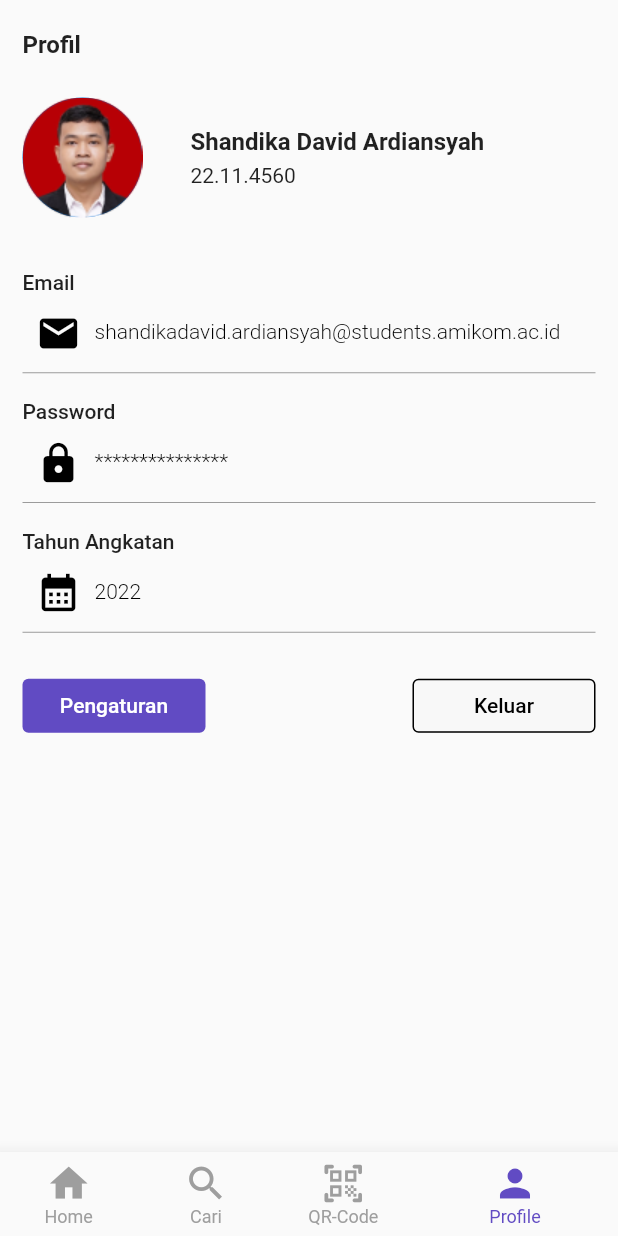
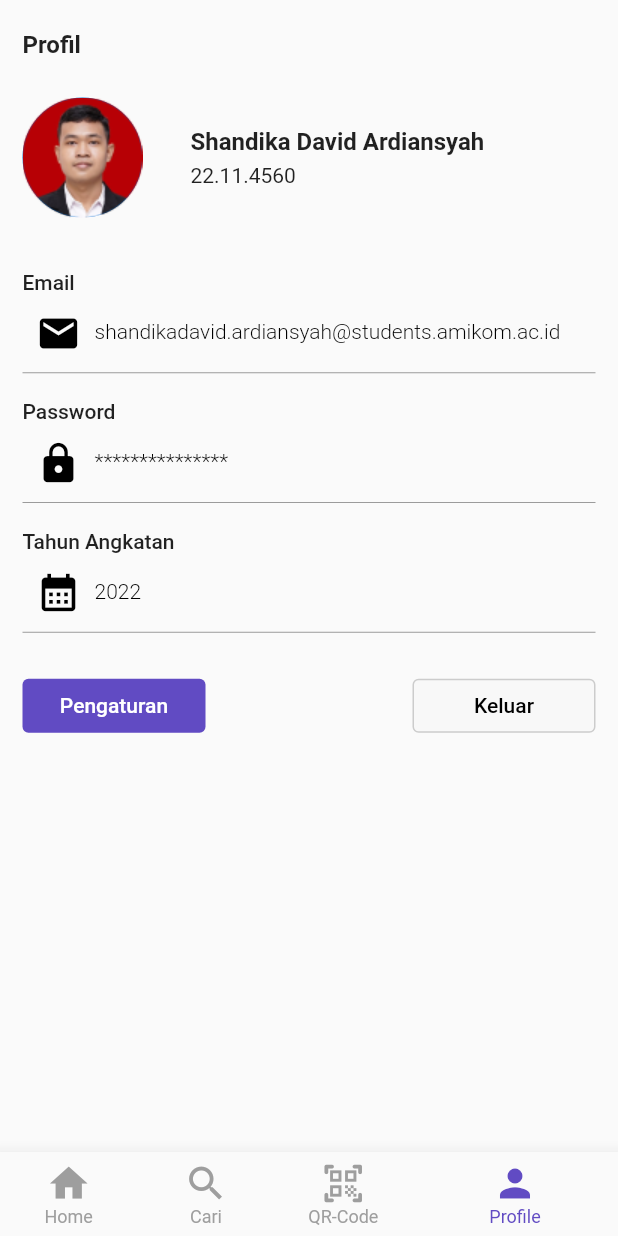
Before and after one commit to shandikadav/diskursia, a Flutter app: the screen it shows after launch, item 4 of the bottom bar chosen, on a phone screen of 412 x 824 dp. Run offline on Flutter 3.47's test engine with Material 2 defaults, Android fonts, the light colour scheme and no system bars; our stand-ins replace carousel_slider.

Commit message:
fix border button keluar profile page

```diff
--- a/lib/pages/profile_page.dart
+++ b/lib/pages/profile_page.dart
@@ -146,7 +146,7 @@ class ProfilePage extends StatelessWidget {
                 onPressed: () {},
                 style: ElevatedButton.styleFrom(
                     shadowColor: Colors.transparent,
-                    side: BorderSide(color: Colors.black),
+                    side: BorderSide(color: const Color.fromARGB(45, 0, 0, 0)),
                     backgroundColor: Color.fromARGB(255, 248, 248, 248)),
                 child: Container(
                   width: 90,
```
